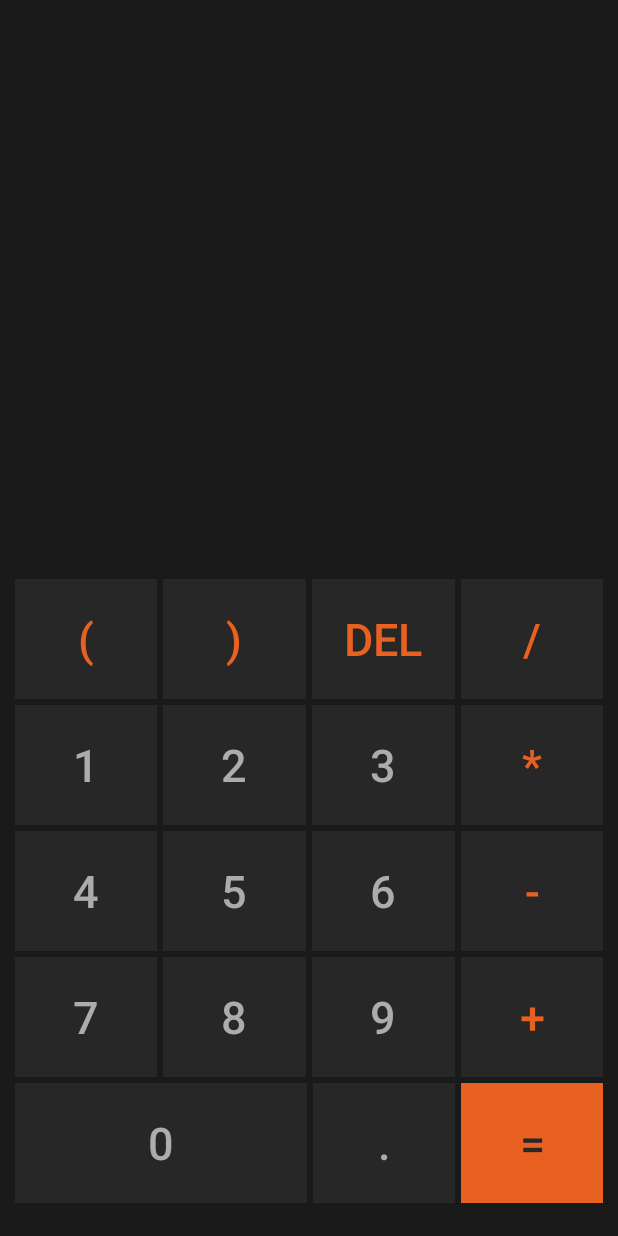
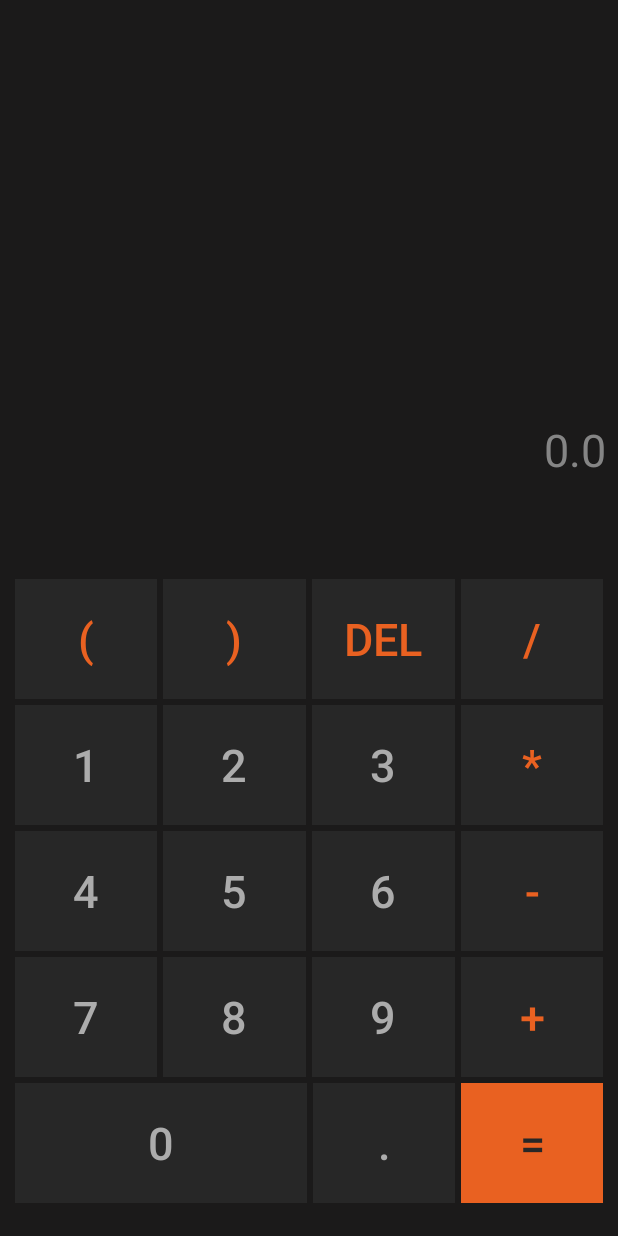
Before and after one commit to diegosanchezstrange/calculator-android, an Android app: the screen it shows after launch (MainActivity), after a tap on "DEL", on a phone screen of 412 x 824 dp. Run offline under Robolectric (Android 15) with nearby library versions, the phone set to English and light mode, and no system bars; 2 statements that could not run were skipped.

Commit message:
It works! The first operation...

```diff
--- a/app/src/main/java/com/example/calculator/MainActivity.java
+++ b/app/src/main/java/com/example/calculator/MainActivity.java
@@ -54,8 +54,11 @@ public class MainActivity extends AppCompatActivity implements View.OnClickListe
 
         if(validateInput(button))
         {
-            if (button.getText().equals("="))
-                tvResult.setText("Caca pa ti");
+            if((Pattern.matches("(^([-]?(\\d+)|(\\d+[-+*\\/]\\d+)+([-+*\\/]\\d?)?)+$)*", input)))
+            {
+                String calculation = Double.toString(calculate(input));
+                tvResult.setText(calculation);
+            }
         }
 
 
@@ -141,7 +144,7 @@ public class MainActivity extends AppCompatActivity implements View.OnClickListe
             input = input.length() == 0 ? "" : input.substring(0, inputLen - 1);
             tvInput.setText(input);
             val = true;
-        } else if (textBtn.equals("="))
+        } /*else if (textBtn.equals("="))
         {
             calculate(input);
         }
```
